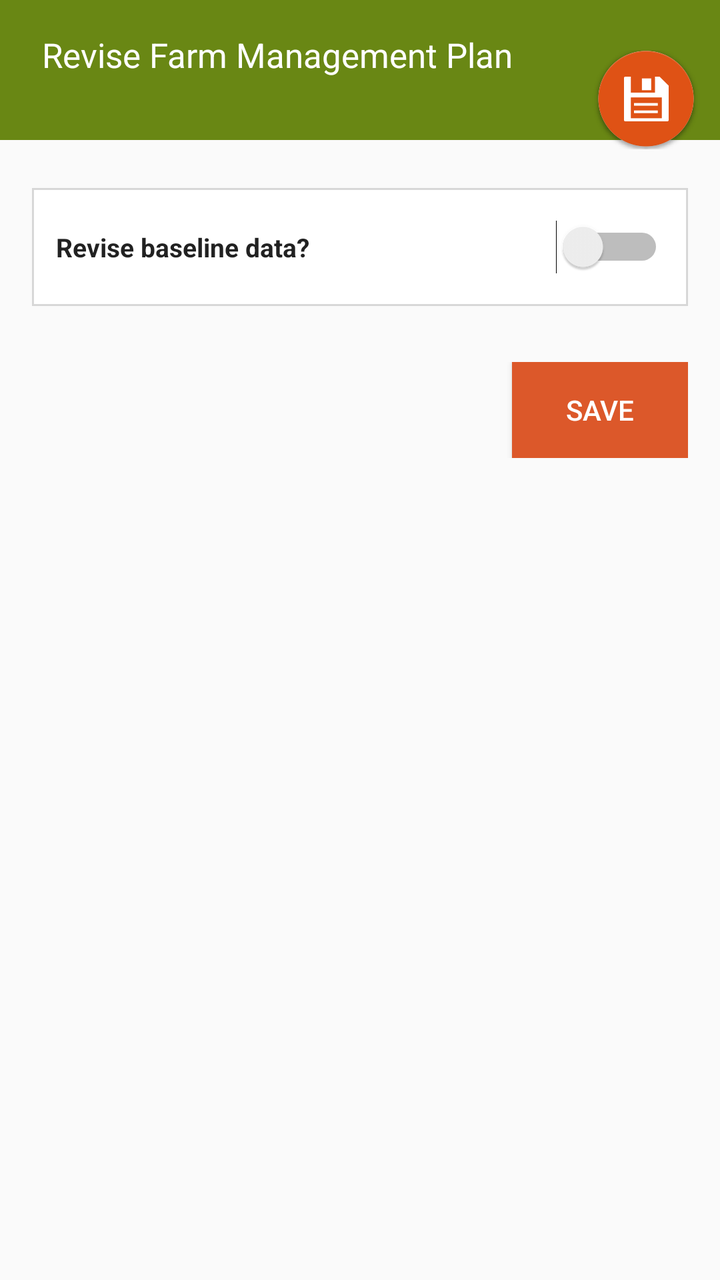
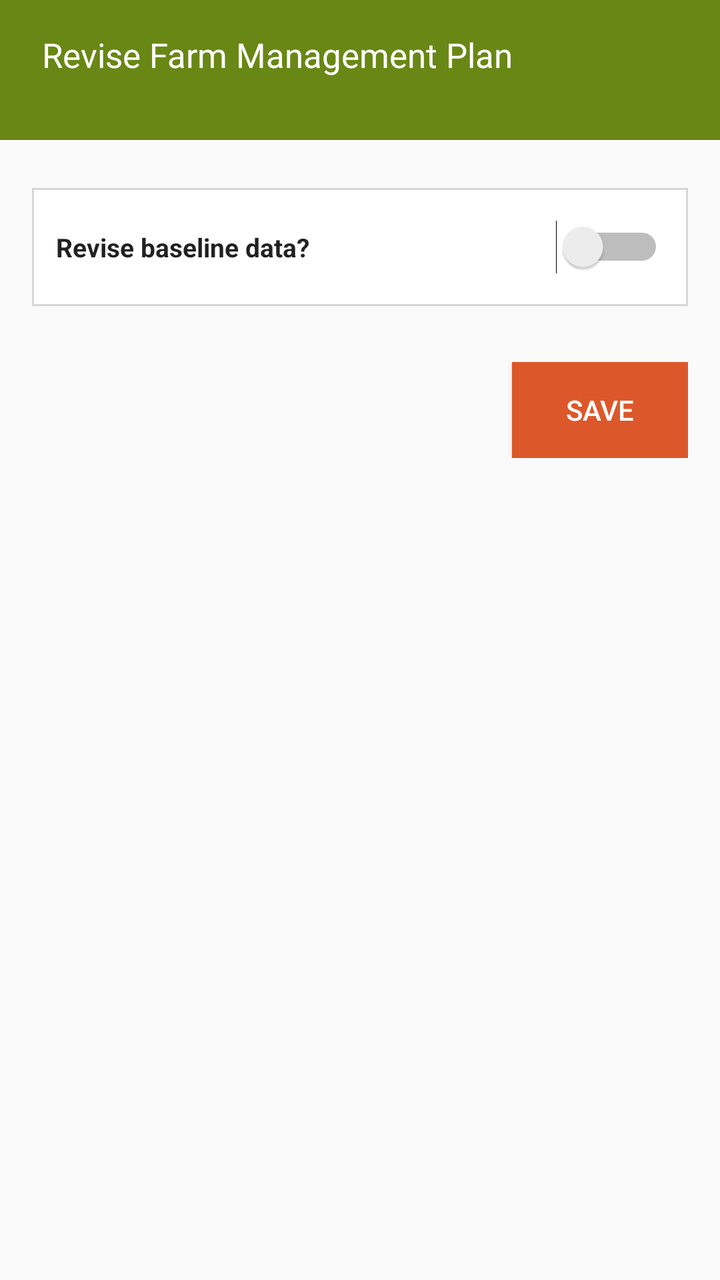

Before-and-after screenshots of an Android layout around one commit, followed by the original layout XML and the change that was made.
<!-- AndroidManifest.xml: application theme AppCompactTheme -->
<!-- res/layout/activity_review_farm_management_plan.xml -->
<RelativeLayout xmlns:android="http://schemas.android.com/apk/res/android"
    xmlns:tools="http://schemas.android.com/tools" android:layout_width="match_parent"
    android:layout_height="match_parent"
    android:focusableInTouchMode="true"
    tools:context="com.olam.digital.ofis.ReviewFarmManagementPlan">

    <ImageView
        android:layout_width="match_parent"
        android:layout_height="70dp"
        android:id="@+id/topSectionBackground"
        android:background="@color/ofis_farmer_screen_actions_background"
        android:contentDescription="@string/cd_topSectionColour" />

    
    <LinearLayout
        android:orientation="horizontal"
        android:layout_width="match_parent"
        android:layout_height="match_parent"
        android:layout_below="@+id/topSectionBackground"
        >

        <ScrollView
            android:layout_width="match_parent"
            android:layout_height="match_parent"
            android:id="@+id/scrollView"
            tools:ignore="UselessParent">

            <LinearLayout
                android:orientation="vertical"
                android:layout_width="match_parent"
                android:layout_height="wrap_content"
                android:id="@+id/bottomSection"
                android:paddingLeft="@dimen/activity_horizontal_margin"
                android:paddingRight="@dimen/activity_horizontal_margin"
                android:paddingBottom="@dimen/activity_vertical_margin"
                android:paddingTop="@dimen/activity_vertical_margin">

                <LinearLayout
                    android:orientation="vertical"
                    android:layout_width="match_parent"
                    android:layout_height="wrap_content"
                    android:paddingLeft="@dimen/ofis_large_pad"
                    android:paddingRight="@dimen/ofis_large_pad"
                    android:paddingBottom="@dimen/activity_vertical_margin"
                    android:paddingTop="@dimen/activity_vertical_margin"
                    android:background="@drawable/border_white_background"
                    android:layout_marginTop="@dimen/ofis_med_pad">

                    <Switch
                        android:layout_width="match_parent"
                        android:layout_height="wrap_content"
                        android:id="@+id/fmpSwitch"
                        android:text="@string/fmp_redo_baseline"
                        android:textSize="@dimen/ofis_small_text"
                        android:textStyle="bold"
                        android:textOff="@string/ofis_switch_text_no"
                        android:textOn="@string/ofis_switch_text_yes"
                        android:checked="false"
                        android:textColor="@color/ofis_text_field" />

                </LinearLayout>

                <LinearLayout
                    android:orientation="vertical"
                    android:layout_width="match_parent"
                    android:layout_height="wrap_content"
                    android:id="@+id/entriesSection"
                    android:layout_marginTop="@dimen/ofis_large_pad"/>

                <RelativeLayout
                    android:orientation="horizontal"
                    android:layout_width="match_parent"
                    android:layout_height="wrap_content"
                    android:id="@+id/footer"
                    android:paddingBottom="@dimen/activity_vertical_margin"
                    android:paddingTop="@dimen/activity_vertical_margin">

                    <Button
                        android:layout_width="wrap_content"
                        android:layout_height="wrap_content"
                        android:id="@+id/saveReview"
                        android:background="@color/ofis_action_button_background"
                        android:text="@string/Save"
                        android:textColor="@color/ofis_base_font_white"
                        android:paddingLeft="15dp"
                        android:paddingRight="15dp"
                        android:layout_alignParentRight="true"
                        android:layout_alignParentEnd="true"
                        tools:ignore="RelativeOverlap" />

                </RelativeLayout>

            </LinearLayout>

        </ScrollView>
    </LinearLayout>
    
    <LinearLayout
        android:orientation="horizontal"
        android:layout_width="match_parent"
        android:layout_height="wrap_content"
        android:id="@+id/topSection"
        android:baselineAligned="false"
        android:paddingBottom="0dp"
        android:layout_margin="0dp"
        android:weightSum="10">

        
        <LinearLayout
            android:orientation="vertical"
            android:layout_width="0dp"
            android:layout_height="wrap_content"
            android:layout_weight="8"
            android:paddingLeft="@dimen/activity_horizontal_margin"
            android:paddingTop="@dimen/activity_vertical_margin"
            android:paddingRight="@dimen/activity_horizontal_margin"
            android:paddingBottom="@dimen/activity_vertical_margin">

            <TextView
                android:layout_width="match_parent"
                android:layout_height="wrap_content"
                android:text="@string/title_activity_review_farm_management_plan"
                android:id="@+id/reviewFMPTitle"
                android:textColor="@color/ofis_base_font_white"
                android:paddingRight="0dp"
                android:paddingLeft="5dp"
                android:paddingBottom="20dp"
                android:textSize="@dimen/ofis_large_text"
                android:maxLines="1" />


        </LinearLayout>
        
        <RelativeLayout
            android:orientation="horizontal"
            android:layout_width="0dp"
            android:layout_height="match_parent"
            android:layout_weight="2"
            android:paddingTop="25dp"
            android:paddingLeft="0dp"
            android:paddingRight="10dp">

            <ImageButton
                android:layout_width="wrap_content"
                android:layout_height="wrap_content"
                android:id="@+id/saveEntries"
                android:src="@drawable/ic_actionbutton_save"
                android:scaleType="center"
                android:background="@android:color/transparent"
                android:contentDescription="@string/Save"
                android:layout_alignParentBottom="true"
                android:layout_alignParentRight="true"
                />

        </RelativeLayout>

    </LinearLayout>

</RelativeLayout>
<!-- resources referenced by this layout -->
<resources>
  <color name="ofis_action_button_background">#dc582a</color>
  <color name="ofis_base_font_white">#ffffff</color>
  <color name="ofis_farmer_screen_actions_background">#698714</color>
  <color name="ofis_text_field">#DE000000</color>
  <dimen name="activity_horizontal_margin">16dp</dimen>
  <dimen name="activity_vertical_margin">16dp</dimen>
  <dimen name="ofis_large_pad">12dp</dimen>
  <dimen name="ofis_large_text">17sp</dimen>
  <dimen name="ofis_med_pad">8dp</dimen>
  <dimen name="ofis_small_text">13sp</dimen>
  <!-- drawable border_white_background (drawable) -->
  <?xml version="1.0" encoding="utf-8"?>
  <shape xmlns:android="http://schemas.android.com/apk/res/android" android:shape="rectangle">
      <solid android:color="@color/ofis_base_font_white" />
      <stroke
          android:width="1dip"
          android:color="@color/ofis_input_field_separator" />
  </shape>
  <!-- drawable ic_actionbutton_save: png bitmap (drawable-hdpi, 4595 bytes) -->
  <string name="Save">Save</string>
  <string name="cd_topSectionColour">Coloured background for section</string>
  <string name="fmp_redo_baseline">Revise baseline data?</string>
  <string name="ofis_switch_text_no">No</string>
  <string name="ofis_switch_text_yes">Yes</string>
  <string name="title_activity_review_farm_management_plan">Revise Farm Management Plan</string>
  <style name="AppCompactTheme" parent="Theme.AppCompat.Light">
          
          <item name="android:spinnerStyle">@android:style/Widget.Holo.Light.Spinner</item>
          <item name="android:spinnerItemStyle">@style/SpinnerItem</item>
          <item name="android:spinnerDropDownItemStyle">@style/SpinnerItem.DropDownItem</item>
          <item name="android:dropDownListViewStyle">@style/StandardSpinner</item>
          <item name="android:actionBarStyle">@style/AppTheme.ActionBarStyle</item>
      </style>
  <color name="ofis_input_field_separator">#26000000</color>
  <style name="SpinnerItem" parent="Widget.AppCompat.TextView.SpinnerItem">
          <item name="android:textColor">@color/ofis_base_font_white</item>
          <item name="android:textSize">@dimen/ofis_spinner_text</item>
      </style>
  <style name="SpinnerItem.DropDownItem" parent="Widget.AppCompat.Light.DropDownItem.Spinner">
          <item name="android:textColor">@color/ofis_text_field</item>
          <item name="android:background">@color/ofis_spinner_item_background</item>
      </style>
  <style name="StandardSpinner" parent="Widget.AppCompat.ListView.DropDown">
          <item name="android:dividerHeight">@dimen/ofis_spinner_itemseparator</item>
          <item name="android:divider">@color/ofis_spinner_divider</item>
      </style>
  <style name="AppTheme.ActionBarStyle" parent="Theme.AppCompat.Light">
          <item name="android:titleTextStyle">@style/AppTheme.ActionBar.TitleTextStyle</item>
      </style>
  <dimen name="ofis_spinner_text">14sp</dimen>
  <color name="ofis_spinner_item_background">@color/ofis_actionbar_background</color>
  <dimen name="ofis_spinner_itemseparator">1dp</dimen>
  <color name="ofis_spinner_divider">#ff333333</color>
  <style name="AppTheme.ActionBar.TitleTextStyle" parent="android:TextAppearance">
          <item name="android:textSize">@dimen/ofis_med_text</item>
      </style>
  <color name="ofis_actionbar_background">#dddddd</color>
  <dimen name="ofis_med_text">15sp</dimen>
</resources>

<!-- the commit's change to res/layout/activity_review_farm_management_plan.xml (unified diff, before → after) -->
@@ -1,4 +1,5 @@
 <RelativeLayout xmlns:android="http://schemas.android.com/apk/res/android"
+    xmlns:app="http://schemas.android.com/apk/res-auto"
     xmlns:tools="http://schemas.android.com/tools" android:layout_width="match_parent"
     android:layout_height="match_parent"
     android:focusableInTouchMode="true"
@@ -144,7 +145,7 @@
                 android:layout_width="wrap_content"
                 android:layout_height="wrap_content"
                 android:id="@+id/saveEntries"
-                android:src="@drawable/ic_actionbutton_save"
+                app:srcCompat="@drawable/ic_actionbutton_save"
                 android:scaleType="center"
                 android:background="@android:color/transparent"
                 android:contentDescription="@string/Save"
<!-- resource entries referenced after the edit -->
@@ -27,11 +27,13 @@
   <string name="title_activity_review_farm_management_plan">Revise Farm Management Plan</string>
   <style name="AppCompactTheme" parent="Theme.AppCompat.Light">
           
-          <item name="android:spinnerStyle">@android:style/Widget.Holo.Light.Spinner</item>
+          <item name="spinnerStyle">@android:style/Widget.Holo.Light.Spinner</item>
           <item name="android:spinnerItemStyle">@style/SpinnerItem</item>
-          <item name="android:spinnerDropDownItemStyle">@style/SpinnerItem.DropDownItem</item>
-          <item name="android:dropDownListViewStyle">@style/StandardSpinner</item>
-          <item name="android:actionBarStyle">@style/AppTheme.ActionBarStyle</item>
+          <item name="spinnerDropDownItemStyle">@style/SpinnerItem.DropDownItem</item>
+          <item name="dropDownListViewStyle">@style/StandardSpinner</item>
+  
+          <item name="actionBarStyle">@style/AppTheme.ActionBarStyle</item>
+  
       </style>
   <color name="ofis_input_field_separator">#26000000</color>
   <style name="SpinnerItem" parent="Widget.AppCompat.TextView.SpinnerItem">
@@ -40,23 +42,23 @@
       </style>
   <style name="SpinnerItem.DropDownItem" parent="Widget.AppCompat.Light.DropDownItem.Spinner">
           <item name="android:textColor">@color/ofis_text_field</item>
-          <item name="android:background">@color/ofis_spinner_item_background</item>
+          <item name="background">@color/ofis_spinner_item_background</item>
       </style>
   <style name="StandardSpinner" parent="Widget.AppCompat.ListView.DropDown">
           <item name="android:dividerHeight">@dimen/ofis_spinner_itemseparator</item>
-          <item name="android:divider">@color/ofis_spinner_divider</item>
+          <item name="divider">@color/ofis_spinner_divider</item>
       </style>
   <style name="AppTheme.ActionBarStyle" parent="Theme.AppCompat.Light">
-          <item name="android:titleTextStyle">@style/AppTheme.ActionBar.TitleTextStyle</item>
+          <item name="titleTextStyle">@style/AppTheme.ActionBar.TitleTextStyle</item>
       </style>
   <dimen name="ofis_spinner_text">14sp</dimen>
   <color name="ofis_spinner_item_background">@color/ofis_actionbar_background</color>
   <dimen name="ofis_spinner_itemseparator">1dp</dimen>
   <color name="ofis_spinner_divider">#ff333333</color>
   <style name="AppTheme.ActionBar.TitleTextStyle" parent="android:TextAppearance">
-          <item name="android:textSize">@dimen/ofis_med_text</item>
+          <item name="android:textSize">@dimen/ofis_large_text</item>
+          <item name="android:textStyle">bold</item>
       </style>
   <color name="ofis_actionbar_background">#dddddd</color>
-  <dimen name="ofis_med_text">15sp</dimen>
 </resources>
 
